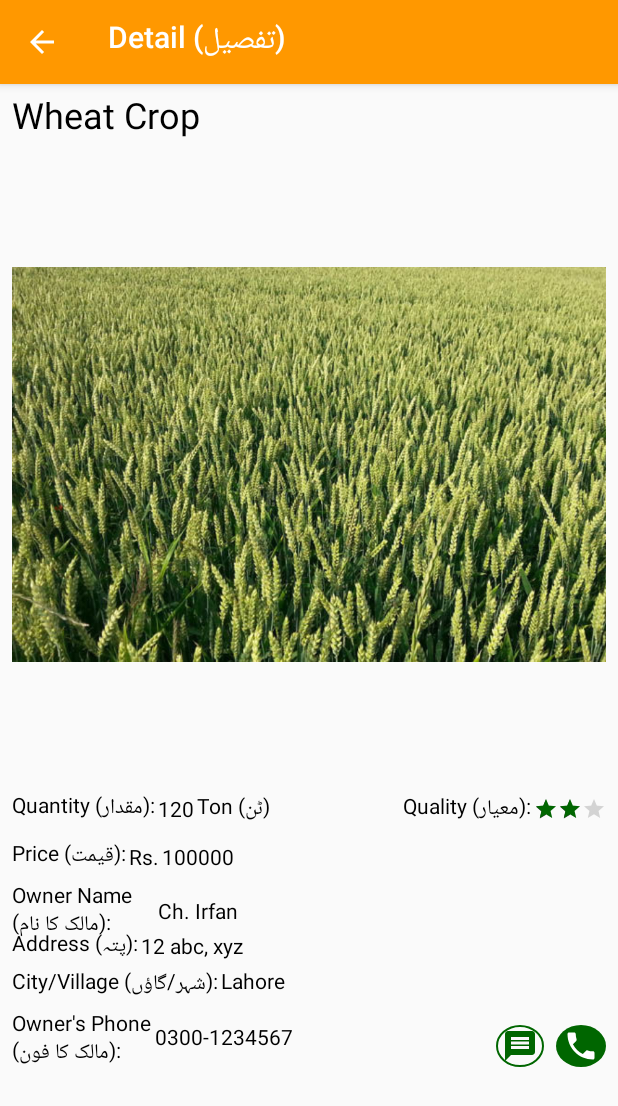
After one commit to The-Sparkers/Agri-Project, an Android app: the AdDetail screen opened directly, with no data from a screen before it, on a phone screen of 412 x 824 dp. The commit adds this screen. Shown: the top 1106 px of the screen. Run offline under Robolectric (Android 15) with nearby library versions, the phone set to English and light mode, and no system bars.

Commit message:
added new UI for ad details

```diff
--- a/MobileApp/app/src/main/AndroidManifest.xml
+++ b/MobileApp/app/src/main/AndroidManifest.xml
@@ -9,6 +9,7 @@
         android:roundIcon="@mipmap/ic_launcher_round"
         android:supportsRtl="true"
         android:theme="@style/AppTheme">
+        <activity android:name=".AdDetail"></activity>
         <activity
             android:name=".MainActivity"
             android:label="@string/app_name"
--- /dev/null
+++ b/MobileApp/app/src/main/java/com/sparkerz/pakfarmers/AdDetail.java
@@ -0,0 +1,31 @@
+package com.sparkerz.pakfarmers;
+
+import android.os.Bundle;
+
+import androidx.appcompat.app.ActionBar;
+import androidx.appcompat.app.AppCompatActivity;
+
+public class AdDetail extends AppCompatActivity {
+
+    @Override
+    protected void onCreate(Bundle savedInstanceState) {
+        super.onCreate(savedInstanceState);
+        setContentView(R.layout.activity_ad_detail);
+        initToolbar();
+    }
+
+    private void initToolbar(){
+        ActionBar toolbar=  getSupportActionBar();
+        if (toolbar != null) {
+            toolbar.setTitle(R.string.text_view_details_btn);
+            toolbar.setDisplayHomeAsUpEnabled(true);
+        }
+    }
+
+    @Override
+    public boolean onSupportNavigateUp() {
+
+        finish();
+        return true;
+    }
+}
--- a/MobileApp/app/src/main/java/com/sparkerz/pakfarmers/fragments/buyfragment/BuyAdFragment.java
+++ b/MobileApp/app/src/main/java/com/sparkerz/pakfarmers/fragments/buyfragment/BuyAdFragment.java
@@ -2,12 +2,6 @@ package com.sparkerz.pakfarmers.fragments.buyfragment;
 
 import android.content.Context;
 import android.os.Bundle;
-
-import androidx.fragment.app.Fragment;
-import androidx.recyclerview.widget.GridLayoutManager;
-import androidx.recyclerview.widget.LinearLayoutManager;
-import androidx.recyclerview.widget.RecyclerView;
-
 import android.view.LayoutInflater;
 import android.view.View;
 import android.view.ViewGroup;
@@ -16,7 +10,10 @@ import com.sparkerz.pakfarmers.R;
 import com.sparkerz.pakfarmers.fragments.buyfragment.dummy.DummyContent;
 import com.sparkerz.pakfarmers.fragments.buyfragment.dummy.DummyContent.DummyItem;
 
-import java.util.List;
+import androidx.fragment.app.Fragment;
+import androidx.recyclerview.widget.GridLayoutManager;
+import androidx.recyclerview.widget.LinearLayoutManager;
+import androidx.recyclerview.widget.RecyclerView;
 
 /**
  * A fragment representing a list of Items.
@@ -31,18 +28,19 @@ public class BuyAdFragment extends Fragment {
     // TODO: Customize parameters
     private int mColumnCount = 1;
     private OnListFragmentInteractionListener mListener;
+    private Context context;
 
     /**
      * Mandatory empty constructor for the fragment manager to instantiate the
      * fragment (e.g. upon screen orientation changes).
      */
-    public BuyAdFragment() {
+    public BuyAdFragment(Context context) {
+        this.context=context;
     }
-
     // TODO: Customize parameter initialization
     @SuppressWarnings("unused")
-    public static BuyAdFragment newInstance(int columnCount) {
-        BuyAdFragment fragment = new BuyAdFragment();
+    public static BuyAdFragment newInstance(int columnCount, Context context) {
+        BuyAdFragment fragment = new BuyAdFragment(context);
         Bundle args = new Bundle();
         args.putInt(ARG_COLUMN_COUNT, columnCount);
         fragment.setArguments(args);
@@ -72,7 +70,7 @@ public class BuyAdFragment extends Fragment {
             } else {
                 recyclerView.setLayoutManager(new GridLayoutManager(context, mColumnCount));
             }
-            recyclerView.setAdapter(new MyBuyAdRecyclerViewAdapter(DummyContent.ITEMS, mListener));
+            recyclerView.setAdapter(new MyBuyAdRecyclerViewAdapter(DummyContent.ITEMS, mListener, context));
         }
         return view;
     }
--- a/MobileApp/app/src/main/java/com/sparkerz/pakfarmers/fragments/buyfragment/MyBuyAdRecyclerViewAdapter.java
+++ b/MobileApp/app/src/main/java/com/sparkerz/pakfarmers/fragments/buyfragment/MyBuyAdRecyclerViewAdapter.java
@@ -1,10 +1,14 @@
 package com.sparkerz.pakfarmers.fragments.buyfragment;
 
+import android.content.Context;
+import android.content.Intent;
 import android.view.LayoutInflater;
 import android.view.View;
 import android.view.ViewGroup;
+import android.widget.Button;
 import android.widget.TextView;
 
+import com.sparkerz.pakfarmers.AdDetail;
 import com.sparkerz.pakfarmers.R;
 import com.sparkerz.pakfarmers.fragments.buyfragment.BuyAdFragment.OnListFragmentInteractionListener;
 import com.sparkerz.pakfarmers.fragments.buyfragment.dummy.DummyContent.DummyItem;
@@ -22,10 +26,12 @@ public class MyBuyAdRecyclerViewAdapter extends RecyclerView.Adapter<MyBuyAdRecy
 
     private final List<DummyItem> mValues;
     private final OnListFragmentInteractionListener mListener;
+    private final Context context;
 
-    public MyBuyAdRecyclerViewAdapter(List<DummyItem> items, OnListFragmentInteractionListener listener) {
+    public MyBuyAdRecyclerViewAdapter(List<DummyItem> items, OnListFragmentInteractionListener listener, Context context) {
         mValues = items;
         mListener = listener;
+        this.context=context;
     }
 
     @Override
@@ -40,6 +46,12 @@ public class MyBuyAdRecyclerViewAdapter extends RecyclerView.Adapter<MyBuyAdRecy
         holder.mItem = mValues.get(position);
         holder.txtTitle.setText(mValues.get(position).content);
         holder.txtPrice.setText("10,00,000");
+        holder.btnAdDetails.setOnClickListener(new View.OnClickListener() {
+            @Override
+            public void onClick(View view) {
+                context.startActivity(new Intent(context, AdDetail.class));
+            }
+        });
 
         holder.mView.setOnClickListener(new View.OnClickListener() {
             @Override
@@ -62,6 +74,7 @@ public class MyBuyAdRecyclerViewAdapter extends RecyclerView.Adapter<MyBuyAdRecy
         public final View mView;
         public final TextView txtTitle;
         public final TextView txtPrice;
+        public final Button btnAdDetails;
         public DummyItem mItem;
 
         public ViewHolder(View view) {
@@ -69,7 +82,9 @@ public class MyBuyAdRecyclerViewAdapter extends RecyclerView.Adapter<MyBuyAdRecy
             mView = view;
             txtTitle = view.findViewById(R.id.txtTitle);
             txtPrice = view.findViewById(R.id.txtPrice);
+            btnAdDetails=view.findViewById(R.id.btnViewDetails);
         }
+
 
         @Override
         public String toString() {
--- a/MobileApp/app/src/main/java/com/sparkerz/pakfarmers/ui/main/SectionsPagerAdapter.java
+++ b/MobileApp/app/src/main/java/com/sparkerz/pakfarmers/ui/main/SectionsPagerAdapter.java
@@ -1,16 +1,16 @@
 package com.sparkerz.pakfarmers.ui.main;
 
 import android.content.Context;
+
+import com.sparkerz.pakfarmers.R;
+import com.sparkerz.pakfarmers.fragments.buyfragment.BuyAdFragment;
+import com.sparkerz.pakfarmers.fragments.sellfragment.SellAdFragment;
 
 import androidx.annotation.Nullable;
 import androidx.annotation.StringRes;
 import androidx.fragment.app.Fragment;
 import androidx.fragment.app.FragmentManager;
 import androidx.fragment.app.FragmentPagerAdapter;
-
-import com.sparkerz.pakfarmers.R;
-import com.sparkerz.pakfarmers.fragments.buyfragment.BuyAdFragment;
-import com.sparkerz.pakfarmers.fragments.sellfragment.SellAdFragment;
 
 /**
  * A [FragmentPagerAdapter] that returns a fragment corresponding to
@@ -31,7 +31,7 @@ public class SectionsPagerAdapter extends FragmentPagerAdapter {
     public Fragment getItem(int position) {
         switch (position){
             case 0:
-                return new BuyAdFragment();
+                return new BuyAdFragment(mContext);
             case 1:
                 return new SellAdFragment();
         }
--- /dev/null
+++ b/MobileApp/app/src/main/res/layout/activity_ad_detail.xml
@@ -0,0 +1,238 @@
+<?xml version="1.0" encoding="utf-8"?>
+<ScrollView xmlns:android="http://schemas.android.com/apk/res/android"
+    xmlns:app="http://schemas.android.com/apk/res-auto"
+    xmlns:tools="http://schemas.android.com/tools"
+    android:layout_width="match_parent"
+    android:layout_height="wrap_content"
+    tools:context=".AdDetail">
+    <androidx.constraintlayout.widget.ConstraintLayout android:layout_width="match_parent"
+        android:layout_height="wrap_content">
+
+        <ImageButton
+            android:id="@+id/imageButton"
+            android:layout_width="wrap_content"
+            android:layout_height="0dp"
+            android:layout_marginEnd="8dp"
+            android:background="@drawable/bg_message_btn"
+            android:src="@drawable/ic_message_white_24dp"
+            app:layout_constraintBottom_toBottomOf="@+id/imageButton2"
+            app:layout_constraintEnd_toStartOf="@+id/imageButton2"
+            app:layout_constraintTop_toTopOf="@+id/imageButton2" />
+
+        <ImageButton
+            android:id="@+id/imageButton2"
+            android:layout_width="wrap_content"
+            android:layout_height="wrap_content"
+            android:background="@drawable/bg_call_broker_btn"
+            android:src="@drawable/ic_phone_white_24dp"
+            app:layout_constraintBottom_toBottomOf="@+id/textView22"
+            app:layout_constraintEnd_toEndOf="@+id/txtCity"
+            app:layout_constraintTop_toTopOf="@+id/txtFarmerPhone" />
+
+        <ImageView
+            android:id="@+id/imgAdItem"
+            android:layout_width="0dp"
+            android:layout_height="wrap_content"
+            android:layout_marginTop="4dp"
+            android:src="@drawable/agri_3"
+            app:layout_constraintEnd_toEndOf="@+id/txtAdTitle"
+            app:layout_constraintStart_toStartOf="@+id/txtAdTitle"
+            app:layout_constraintTop_toBottomOf="@+id/txtAdTitle" />
+
+        <RatingBar
+            android:id="@+id/ratingBar"
+            style="@style/RatingBar"
+            android:layout_width="wrap_content"
+            android:layout_height="wrap_content"
+            android:backgroundTint="@color/colorSecondaryLight"
+            android:numStars="3"
+            android:progressTint="@color/colorSecondary"
+            android:rating="2"
+            android:stepSize="0.1"
+            app:layout_constraintBottom_toBottomOf="@+id/textView9"
+            app:layout_constraintEnd_toEndOf="@+id/imgAdItem"
+            app:layout_constraintTop_toTopOf="@+id/textView9" />
+
+        <TextView
+            android:id="@+id/txtAdTitle"
+            android:layout_width="0dp"
+            android:layout_height="wrap_content"
+            android:layout_marginStart="8dp"
+            android:layout_marginTop="4dp"
+            android:layout_marginEnd="8dp"
+            android:text="Wheat Crop"
+            android:textColor="@color/colorTextPositive"
+            android:textSize="@dimen/list_title_size"
+            app:layout_constraintEnd_toEndOf="parent"
+            app:layout_constraintStart_toStartOf="parent"
+            app:layout_constraintTop_toTopOf="parent" />
+
+        <TextView
+            android:id="@+id/textView6"
+            android:layout_width="wrap_content"
+            android:layout_height="wrap_content"
+            android:layout_marginTop="4dp"
+            android:text="@string/text_quantity"
+            android:textColor="@color/colorTextPositive"
+            app:layout_constraintStart_toStartOf="@+id/imgAdItem"
+            app:layout_constraintTop_toBottomOf="@+id/imgAdItem" />
+
+        <TextView
+            android:id="@+id/txtQuantity"
+            android:layout_width="wrap_content"
+            android:layout_height="wrap_content"
+            android:layout_marginStart="2dp"
+            android:text="120"
+            android:textColor="@color/colorTextPositive"
+            app:layout_constraintBottom_toBottomOf="@+id/textView6"
+            app:layout_constraintStart_toEndOf="@+id/textView6"
+            app:layout_constraintTop_toTopOf="@+id/textView6" />
+
+        <TextView
+            android:id="@+id/textView9"
+            android:layout_width="wrap_content"
+            android:layout_height="wrap_content"
+            android:layout_marginStart="2dp"
+            android:text="@string/quantity_scale"
+            android:textColor="@color/colorTextPositive"
+            app:layout_constraintBottom_toBottomOf="@+id/txtQuantity"
+            app:layout_constraintStart_toEndOf="@+id/txtQuantity"
+            app:layout_constraintTop_toTopOf="@+id/txtQuantity" />
+
+        <TextView
+            android:id="@+id/textView10"
+            android:layout_width="wrap_content"
+            android:layout_height="wrap_content"
+            android:layout_marginEnd="2dp"
+            android:text="@string/text_quality"
+            android:textColor="@color/colorTextPositive"
+            app:layout_constraintBottom_toBottomOf="@+id/ratingBar"
+            app:layout_constraintEnd_toStartOf="@+id/ratingBar"
+            app:layout_constraintTop_toTopOf="@+id/ratingBar" />
+
+        <TextView
+            android:id="@+id/textView11"
+            android:layout_width="wrap_content"
+            android:layout_height="wrap_content"
+            android:layout_marginTop="8dp"
+            android:text="@string/text_price"
+            android:textColor="@color/colorTextPositive"
+            app:layout_constraintStart_toStartOf="@+id/imgAdItem"
+            app:layout_constraintTop_toBottomOf="@+id/textView6" />
+
+        <TextView
+            android:id="@+id/textView12"
+            android:layout_width="wrap_content"
+            android:layout_height="wrap_content"
+            android:layout_marginStart="2dp"
+            android:text="@string/currency"
+            android:textColor="@color/colorTextPositive"
+            app:layout_constraintBottom_toBottomOf="@+id/textView11"
+            app:layout_constraintStart_toEndOf="@+id/textView11"
+            app:layout_constraintTop_toTopOf="@+id/textView11" />
+
+        <TextView
+            android:id="@+id/txtPrice"
+            android:layout_width="0dp"
+            android:layout_height="wrap_content"
+            android:layout_marginStart="2dp"
+            android:text="100000"
+            android:textColor="@color/colorTextPositive"
+            app:layout_constraintBottom_toBottomOf="@+id/textView12"
+            app:layout_constraintEnd_toEndOf="@+id/imgAdItem"
+            app:layout_constraintStart_toEndOf="@+id/textView12"
+            app:layout_constraintTop_toTopOf="@+id/textView12" />
+
+        <TextView
+            android:id="@+id/textView15"
+            android:layout_width="0dp"
+            android:layout_height="wrap_content"
+            android:layout_marginTop="4dp"
+            android:text="@string/txt_name_field_label"
+            android:textColor="@color/colorTextPositive"
+            app:layout_constraintEnd_toEndOf="@+id/textView6"
+            app:layout_constraintStart_toStartOf="@+id/textView11"
+            app:layout_constraintTop_toBottomOf="@+id/textView11" />
+
+        <TextView
+            android:id="@+id/txtFarmerName"
+            android:layout_width="0dp"
+            android:layout_height="wrap_content"
+            android:layout_marginStart="2dp"
+            android:layout_marginTop="4dp"
+            android:text="Ch. Irfan"
+            android:textColor="@color/colorTextPositive"
+            app:layout_constraintBottom_toBottomOf="@+id/textView15"
+            app:layout_constraintEnd_toEndOf="@+id/txtPrice"
+            app:layout_constraintHorizontal_bias="1.0"
+            app:layout_constraintStart_toEndOf="@+id/textView15"
+            app:layout_constraintTop_toBottomOf="@+id/txtPrice" />
+
+        <TextView
+            android:id="@+id/textView18"
+            android:layout_width="wrap_content"
+            android:layout_height="wrap_content"
+            android:text="@string/text_address_field_label"
+            android:textColor="@color/colorTextPositive"
+            app:layout_constraintBottom_toBottomOf="@+id/txtFarmerAddress"
+            app:layout_constraintStart_toStartOf="@+id/textView15"
+            app:layout_constraintTop_toTopOf="@+id/txtFarmerAddress" />
+
+        <TextView
+            android:id="@+id/txtFarmerAddress"
+            android:layout_width="0dp"
+            android:layout_height="wrap_content"
+            android:layout_marginStart="2dp"
+            android:layout_marginTop="4dp"
+            android:text="12 abc, xyz"
+            android:textColor="@color/colorTextPositive"
+            app:layout_constraintEnd_toEndOf="@+id/txtFarmerName"
+            app:layout_constraintStart_toEndOf="@+id/textView18"
+            app:layout_constraintTop_toBottomOf="@+id/txtFarmerName" />
+
+        <TextView
+            android:id="@+id/textView20"
+            android:layout_width="wrap_content"
+            android:layout_height="wrap_content"
+            android:text="@string/text_city_label"
+            android:textColor="@color/colorTextPositive"
+            app:layout_constraintStart_toStartOf="@+id/textView18"
+            app:layout_constraintTop_toTopOf="@+id/txtCity" />
+
+        <TextView
+            android:id="@+id/txtCity"
+            android:layout_width="0dp"
+            android:layout_height="wrap_content"
+            android:layout_marginStart="2dp"
+            android:layout_marginTop="4dp"
+            android:text="Lahore"
+            android:textColor="@color/colorTextPositive"
+            app:layout_constraintEnd_toEndOf="@+id/txtFarmerAddress"
+            app:layout_constraintStart_toEndOf="@+id/textView20"
+            app:layout_constraintTop_toBottomOf="@+id/txtFarmerAddress" />
+
+        <TextView
+            android:id="@+id/textView22"
+            android:layout_width="0dp"
+            android:layout_height="wrap_content"
+            android:layout_marginTop="4dp"
+            android:text="@string/text_phone"
+            android:textColor="@color/colorTextPositive"
+            app:layout_constraintEnd_toEndOf="@+id/textView15"
+            app:layout_constraintStart_toStartOf="@+id/textView20"
+            app:layout_constraintTop_toBottomOf="@+id/textView20" />
+
+        <TextView
+            android:id="@+id/txtFarmerPhone"
+            android:layout_width="0dp"
+            android:layout_height="wrap_content"
+            android:layout_marginTop="4dp"
+            android:layout_marginEnd="4dp"
+            android:text="0300-1234567"
+            android:textColor="@color/colorTextPositive"
+            app:layout_constraintBottom_toBottomOf="@+id/textView22"
+            app:layout_constraintEnd_toStartOf="@+id/imageButton"
+            app:layout_constraintStart_toEndOf="@+id/textView22"
+            app:layout_constraintTop_toBottomOf="@+id/txtCity" />
+    </androidx.constraintlayout.widget.ConstraintLayout>
+</ScrollView>
--- a/MobileApp/app/src/main/res/layout/fragment_buyad.xml
+++ b/MobileApp/app/src/main/res/layout/fragment_buyad.xml
@@ -37,7 +37,7 @@
             app:layout_constraintEnd_toEndOf="parent"
             app:layout_constraintLeft_toLeftOf="parent"
             app:layout_constraintStart_toStartOf="parent"
-            app:layout_constraintTop_toBottomOf="@+id/txtTitle"
+            app:layout_constraintTop_toBottomOf="@+id/textView"
             app:srcCompat="@drawable/agri_3" />
 
         <RatingBar
@@ -46,14 +46,37 @@
             android:layout_width="wrap_content"
             android:layout_height="wrap_content"
             android:max="5"
-            android:numStars="5"
+            android:numStars="3"
             android:progressBackgroundTint="@color/colorSecondaryLight"
             android:progressTint="@color/colorSecondary"
-            android:rating="4"
+            android:rating="2"
             android:stepSize="0.1"
             app:layout_constraintBottom_toBottomOf="@+id/txtQuantity2"
             app:layout_constraintEnd_toEndOf="@+id/imgAd"
             app:layout_constraintTop_toTopOf="@+id/txtQuantity2" />
+
+        <TextView
+            android:id="@+id/textView"
+            android:layout_width="wrap_content"
+            android:layout_height="wrap_content"
+            android:layout_marginTop="4dp"
+            android:text="@string/text_phone"
+            android:textColor="@color/colorTextPositive"
+            android:textSize="12sp"
+            app:layout_constraintStart_toStartOf="@+id/txtTitle"
+            app:layout_constraintTop_toBottomOf="@+id/txtTitle" />
+
+        <TextView
+            android:id="@+id/txtFarmerPhone"
+            android:layout_width="wrap_content"
+            android:layout_height="wrap_content"
+            android:layout_marginStart="2dp"
+            android:text="0300-1234567"
+            android:textColor="@color/colorTextPositive"
+            android:textSize="12sp"
+            app:layout_constraintBottom_toBottomOf="@+id/textView"
+            app:layout_constraintStart_toEndOf="@+id/textView"
+            app:layout_constraintTop_toTopOf="@+id/textView" />
 
         <TextView
             android:id="@+id/txtQuantity"
--- a/MobileApp/app/src/main/res/values/dimens.xml
+++ b/MobileApp/app/src/main/res/values/dimens.xml
@@ -9,4 +9,5 @@
     <dimen name="list_title_size">24sp</dimen>
     <dimen name="label_location_text_size">10sp</dimen>
     <dimen name="list_image_height">300dp</dimen>
+
 </resources>
--- a/MobileApp/app/src/main/res/values/strings.xml
+++ b/MobileApp/app/src/main/res/values/strings.xml
@@ -1,7 +1,7 @@
 <resources>
     <string name="tab_text_1">Buy (خرید)</string>
     <string name="tab_text_2">Sell (فروخت)</string>
-    <string name="app_name">Pak Farmer</string>
+    <string name="app_name" translatable="false">Pak Farmer</string>
     <string name="quantity_scale">Ton (ٹن)</string>
     <string name="currency">Rs. </string>
     <string name="text_quantity">Quantity (مقدار): </string>
@@ -9,5 +9,10 @@
     <string name="text_view_details_btn">Detail (تفصیل)</string>
     <string name="text_advertisement_image">Advertisement Image</string>
     <string name="text_interested_in">Interested In:</string>
-    <string name="text_phone">Phone (فون):</string>
+    <string name="text_phone">Owner\'s Phone (مالک کا فون):</string>
+    <string name="text_quality">Quality (معیار): </string>
+    <string name="text_farmer_s_detail">"Farmer's Detail (کسان کی تفصیل): "</string>
+    <string name="txt_name_field_label">"Owner Name (مالک کا نام): "</string>
+    <string name="text_address_field_label">Address (پتہ):</string>
+    <string name="text_city_label">City/Village (شہر/گاؤں):</string>
 </resources>
```
Also changed, not shown: MobileApp/app/src/main/res/font/urdu_font.ttf (added), 1 other file.
